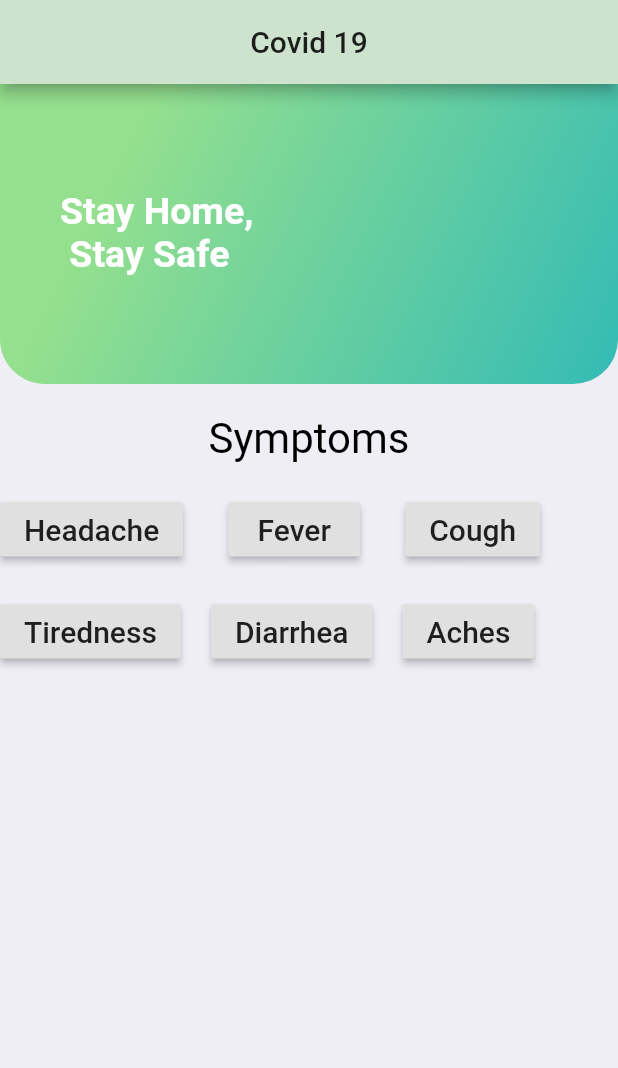
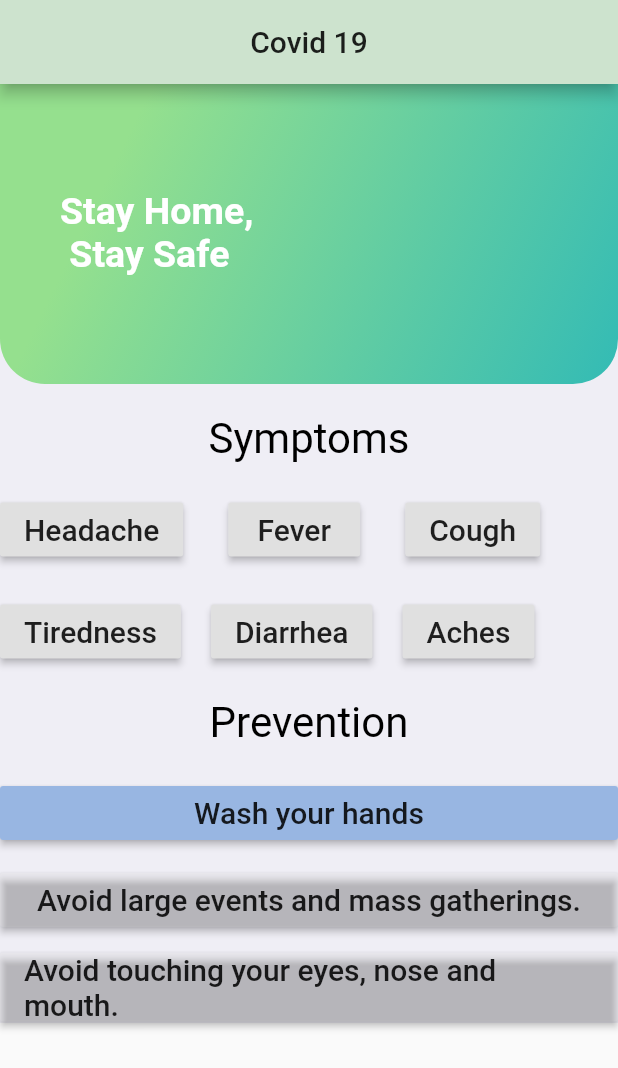
Before and after one commit to FahimMuntashir/Covid19-FlutterUI, a Flutter app: the screen it shows after launch, on a phone screen of 412 x 824 dp. Shown: the top 1068 px of the screen. Run offline on Flutter 3.47's test engine with Material 2 defaults, Android fonts, the phone set to English and light mode, and no system bars; Roboto replaces fonts that are missing (Helvetica).

Commit message:
Add value

```diff
--- /dev/null
+++ b/lib/hand_wash.dart
@@ -0,0 +1,23 @@
+import 'package:flutter/material.dart';
+
+class HandWash extends StatelessWidget {
+  @override
+  Widget build(BuildContext context) {
+    return Scaffold(
+      appBar: AppBar(),
+      body: Center(
+        child: SingleChildScrollView(
+          child: Text(
+            'Handwashing requires five simple steps:\n\n\n'
+            'Wet: Put both your hands under clean, running water.\n\n'
+            'Lather: Apply a generous amount of soap to the inside and back of your hands as well as your fingertips. Wash your hands for at least 20 seconds (sing happy birthday) and don’t forget to wash under jewelry and fingernails. Your fingertips are especially important as people often put their fingers on their face, nose, and eyes. This is how the virus spreads.\n\n'
+            'Scrub: Rub both hands together and move your fingertips around both hands. You don’t need a scrub brush. You don’t need to make harsh, scrubbing movements.\n\n'
+            'Rinse: Return both hands to the running water and gently wash away the soap.'
+            'Dry: Completely dry the water from your hands. Using a disposable towel (paper towel) is best to avoid leaving germs on towels. Air dryers, commonly found in public bathrooms, are also effective.',
+            style: TextStyle(fontSize: 20.0),
+          ),
+        ),
+      ),
+    );
+  }
+}
--- a/lib/main.dart
+++ b/lib/main.dart
@@ -1,3 +1,4 @@
+import 'package:covid19ui/hand_wash.dart';
 import 'package:flutter/material.dart';
 
 import 'constraints.dart';
@@ -33,6 +34,7 @@ class _MyHomePageState extends State<MyHomePage> {
       ),
       body: Container(
         color: backgroundColor,
+        child: SingleChildScrollView(
           child: Column(
             crossAxisAlignment: CrossAxisAlignment.stretch,
             children: <Widget>[
@@ -123,9 +125,7 @@ class _MyHomePageState extends State<MyHomePage> {
               Row(
                 children: <Widget>[
                   RaisedButton(
-                  onPressed: (){
-
-                  },
+                    onPressed: () {},
                     child: Text(
                       'Tiredness',
                       style: TextStyle(
@@ -136,11 +136,8 @@ class _MyHomePageState extends State<MyHomePage> {
                   SizedBox(
                     width: 20.0,
                   ),
-
                   RaisedButton(
-                  onPressed: (){
-
-                  },
+                    onPressed: () {},
                     child: Text(
                       'Diarrhea',
                       style: TextStyle(
@@ -152,21 +149,91 @@ class _MyHomePageState extends State<MyHomePage> {
                     width: 20.0,
                   ),
                   RaisedButton(
-                  onPressed: (){
-
-                  },
-
+                    onPressed: () {},
                     child: Text(
                       'Aches',
                       style: TextStyle(
                         fontSize: 20.0,
                       ),
-
                     ),
-
                   ),
                 ],
               ),
+              SizedBox(
+                height: 20.0,
+              ),
+              Center(
+                child: Text(
+                  'Prevention',
+                  style: TextStyle(
+                    color: Colors.black,
+                    fontSize: 28.0,
+                  ),
+                ),
+              ),
+              SizedBox(
+                height: 20.0,
+              ),
+              RaisedButton(
+                splashColor: Colors.teal,
+                color: Color(0xFF98B6E2),
+                onPressed: () {
+                  Navigator.push(
+                    context,
+                    MaterialPageRoute(
+                      builder: (context) {
+                        return HandWash();
+                      },
+                    ),
+                  );
+                },
+                child: Text(
+                  'Wash your hands',
+                  style: TextStyle(fontSize: 20.0),
+                ),
+              ),
+              SizedBox(
+                height: 10.0,
+              ),
+              RaisedButton(
+                splashColor: Colors.teal,
+                color: Colors.white10,
+                onPressed: () {
+                  Navigator.push(
+                    context,
+                    MaterialPageRoute(
+                      builder: (context) {
+                        return HandWash();
+                      },
+                    ),
+                  );
+                },
+                child: Text(
+                  'Avoid large events and mass gatherings.',
+                  style: TextStyle(fontSize: 20.0),
+                ),
+              ),
+              SizedBox(height: 10.0,),
+              RaisedButton(
+                splashColor: Colors.teal,
+                color: Colors.white10,
+                onPressed: () {
+                  Navigator.push(
+                    context,
+                    MaterialPageRoute(
+                      builder: (context) {
+                        return HandWash();
+                      },
+                    ),
+                  );
+                },
+                child: Text(
+                  'Avoid touching your eyes, nose and mouth.',
+                  style: TextStyle(fontSize: 20.0),
+                ),
+              ),
+
+
 //            Expanded(
 //              child: Row(
 //                children: <Widget>[
@@ -231,6 +298,7 @@ class _MyHomePageState extends State<MyHomePage> {
             ],
           ),
         ),
+      ),
     );
   }
 }
```
Lines whose indentation alone changed are shown as unchanged.
